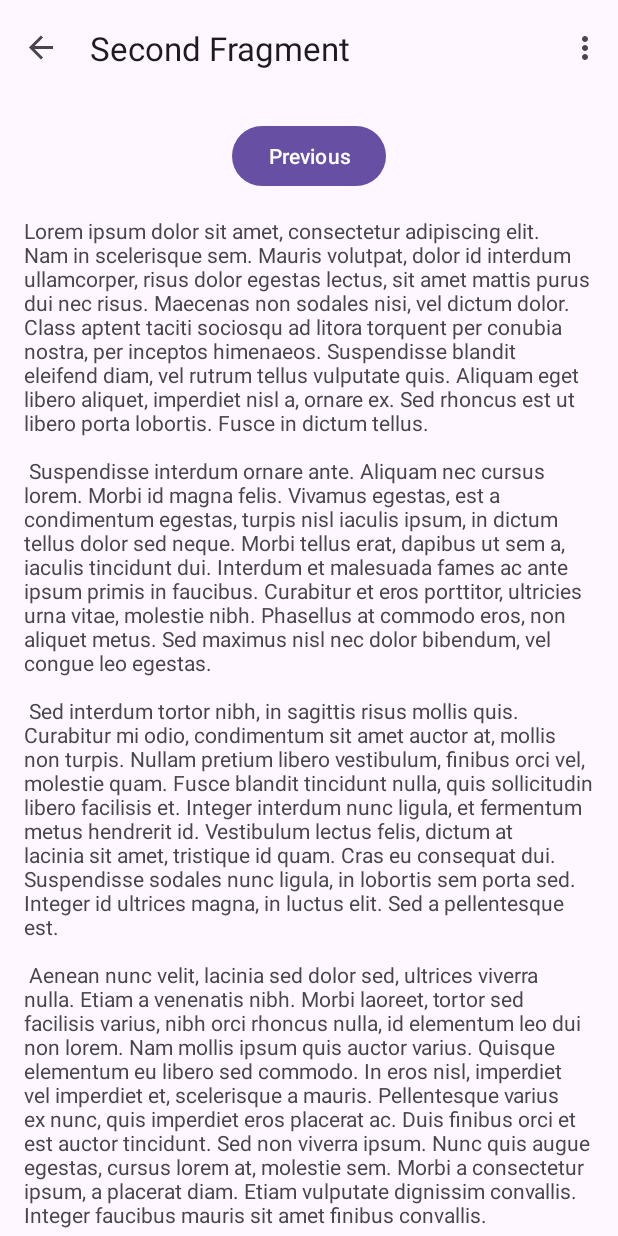
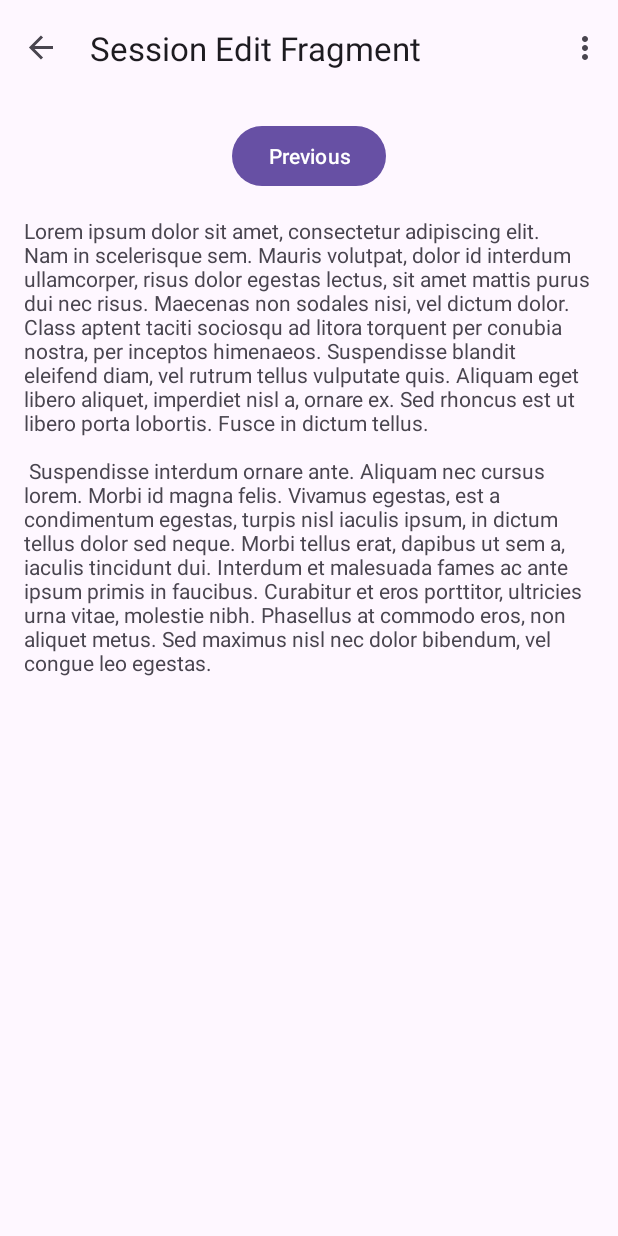
Before and after one commit to espencer127/TherapyNotesTracker, an Android app: the SessionEditFragment screen opened through its navigation route, on a phone screen of 412 x 824 dp. Run offline under Robolectric (Android 15) with nearby library versions, the phone set to English and light mode, and no system bars; our stand-ins replace Room's generated code, navigation-ui.

```diff
--- a/app/src/main/java/com/spencer/therapynotestracker/FirstFragment.java
+++ b/app/src/main/java/com/spencer/therapynotestracker/FirstFragment.java
@@ -4,18 +4,17 @@ import android.app.AlertDialog;
 import android.content.DialogInterface;
 import android.os.Build;
 import android.os.Bundle;
-import android.util.Log;
 import android.view.LayoutInflater;
 import android.view.View;
 import android.view.ViewGroup;
 import android.widget.EditText;
-import android.widget.TextView;
 import android.widget.Toast;
 
 import androidx.annotation.NonNull;
 import androidx.core.content.ContextCompat;
 import androidx.fragment.app.Fragment;
 import androidx.lifecycle.ViewModelProvider;
+import androidx.navigation.fragment.NavHostFragment;
 import androidx.recyclerview.widget.DividerItemDecoration;
 import androidx.recyclerview.widget.LinearLayoutManager;
 import androidx.recyclerview.widget.RecyclerView;
@@ -138,5 +137,8 @@ public class FirstFragment extends Fragment implements View.OnClickListener, Sel
     @Override
     public void onItemClicked(Session session) {
         Toast.makeText(this.getContext(), session.getAgenda(), Toast.LENGTH_SHORT).show();
+        NavHostFragment.findNavController(FirstFragment.this)
+                .navigate(R.id.action_FirstFragment_to_SecondFragment);
+
     }
 }
--- a/app/src/main/java/com/spencer/therapynotestracker/SecondFragment.java
+++ b/app/src/main/java/com/spencer/therapynotestracker/sessionedit/SessionEditFragment.java
@@ -1,4 +1,4 @@
-package com.spencer.therapynotestracker;
+package com.spencer.therapynotestracker.sessionedit;
 
 import android.os.Bundle;
 import android.view.LayoutInflater;
@@ -9,11 +9,12 @@ import androidx.annotation.NonNull;
 import androidx.fragment.app.Fragment;
 import androidx.navigation.fragment.NavHostFragment;
 
-import com.spencer.therapynotestracker.databinding.FragmentSecondBinding;
+import com.spencer.therapynotestracker.R;
+import com.spencer.therapynotestracker.databinding.FragmentSessionEditBinding;
 
-public class SecondFragment extends Fragment {
+public class SessionEditFragment extends Fragment {
 
-    private FragmentSecondBinding binding;
+    private FragmentSessionEditBinding binding;
 
     @Override
     public View onCreateView(
@@ -21,7 +22,7 @@ public class SecondFragment extends Fragment {
             Bundle savedInstanceState
     ) {
 
-        binding = FragmentSecondBinding.inflate(inflater, container, false);
+        binding = FragmentSessionEditBinding.inflate(inflater, container, false);
         return binding.getRoot();
 
     }
@@ -30,7 +31,7 @@ public class SecondFragment extends Fragment {
         super.onViewCreated(view, savedInstanceState);
 
         binding.buttonSecond.setOnClickListener(v ->
-                NavHostFragment.findNavController(SecondFragment.this)
+                NavHostFragment.findNavController(SessionEditFragment.this)
                         .navigate(R.id.action_SecondFragment_to_FirstFragment)
         );
     }
--- a/app/src/main/res/layout/fragment_second.xml
+++ b/app/src/main/res/layout/fragment_session_edit.xml
@@ -4,7 +4,7 @@
     xmlns:tools="http://schemas.android.com/tools"
     android:layout_width="match_parent"
     android:layout_height="match_parent"
-    tools:context=".SecondFragment">
+    tools:context=".sessionedit.SessionEditFragment">
 
     <androidx.constraintlayout.widget.ConstraintLayout
         android:layout_width="match_parent"
--- a/app/src/main/res/navigation/nav_graph.xml
+++ b/app/src/main/res/navigation/nav_graph.xml
@@ -13,16 +13,16 @@
 
         <action
             android:id="@+id/action_FirstFragment_to_SecondFragment"
-            app:destination="@id/SecondFragment" />
+            app:destination="@id/SessionEditFragment" />
         <action
             android:id="@+id/action_FirstFragment_to_AddFragment"
             app:destination="@id/AddFragment" />
     </fragment>
     <fragment
-        android:id="@+id/SecondFragment"
-        android:name="com.spencer.therapynotestracker.SecondFragment"
-        android:label="@string/second_fragment_label"
-        tools:layout="@layout/fragment_second">
+        android:id="@+id/SessionEditFragment"
+        android:name="com.spencer.therapynotestracker.sessionedit.SessionEditFragment"
+        android:label="@string/session_edit_fragment_label"
+        tools:layout="@layout/fragment_session_edit">
 
         <action
             android:id="@+id/action_SecondFragment_to_FirstFragment"
--- a/app/src/main/res/values/strings.xml
+++ b/app/src/main/res/values/strings.xml
@@ -3,7 +3,7 @@
     <string name="action_settings">Settings</string>
     <!-- Strings used for fragments for navigation -->
     <string name="first_fragment_label">First Fragment</string>
-    <string name="second_fragment_label">Second Fragment</string>
+    <string name="session_edit_fragment_label">Session Edit Fragment</string>
     <string name="add_fragment_label">Add Fragment</string>
     <string name="next">Next</string>
     <string name="previous">Previous</string>
@@ -21,28 +21,6 @@
         neque. Morbi tellus erat, dapibus ut sem a, iaculis tincidunt dui. Interdum et malesuada
         fames ac ante ipsum primis in faucibus. Curabitur et eros porttitor, ultricies urna vitae,
         molestie nibh. Phasellus at commodo eros, non aliquet metus. Sed maximus nisl nec dolor
-        bibendum, vel congue leo egestas.\n\n
-        Sed interdum tortor nibh, in sagittis risus mollis quis. Curabitur mi odio, condimentum sit
-        amet auctor at, mollis non turpis. Nullam pretium libero vestibulum, finibus orci vel,
-        molestie quam. Fusce blandit tincidunt nulla, quis sollicitudin libero facilisis et. Integer
-        interdum nunc ligula, et fermentum metus hendrerit id. Vestibulum lectus felis, dictum at
-        lacinia sit amet, tristique id quam. Cras eu consequat dui. Suspendisse sodales nunc ligula,
-        in lobortis sem porta sed. Integer id ultrices magna, in luctus elit. Sed a pellentesque
-        est.\n\n
-        Aenean nunc velit, lacinia sed dolor sed, ultrices viverra nulla. Etiam a venenatis nibh.
-        Morbi laoreet, tortor sed facilisis varius, nibh orci rhoncus nulla, id elementum leo dui
-        non lorem. Nam mollis ipsum quis auctor varius. Quisque elementum eu libero sed commodo. In
-        eros nisl, imperdiet vel imperdiet et, scelerisque a mauris. Pellentesque varius ex nunc,
-        quis imperdiet eros placerat ac. Duis finibus orci et est auctor tincidunt. Sed non viverra
-        ipsum. Nunc quis augue egestas, cursus lorem at, molestie sem. Morbi a consectetur ipsum, a
-        placerat diam. Etiam vulputate dignissim convallis. Integer faucibus mauris sit amet finibus
-        convallis.\n\n
-        Phasellus in aliquet mi. Pellentesque habitant morbi tristique senectus et netus et
-        malesuada fames ac turpis egestas. In volutpat arcu ut felis sagittis, in finibus massa
-        gravida. Pellentesque id tellus orci. Integer dictum, lorem sed efficitur ullamcorper,
-        libero justo consectetur ipsum, in mollis nisl ex sed nisl. Donec maximus ullamcorper
-        sodales. Praesent bibendum rhoncus tellus nec feugiat. In a ornare nulla. Donec rhoncus
-        libero vel nunc consequat, quis tincidunt nisl eleifend. Cras bibendum enim a justo luctus
-        vestibulum. Fusce dictum libero quis erat maximus, vitae volutpat diam dignissim.
+        bibendum, vel congue leo egestas.
     </string>
 </resources>
```
